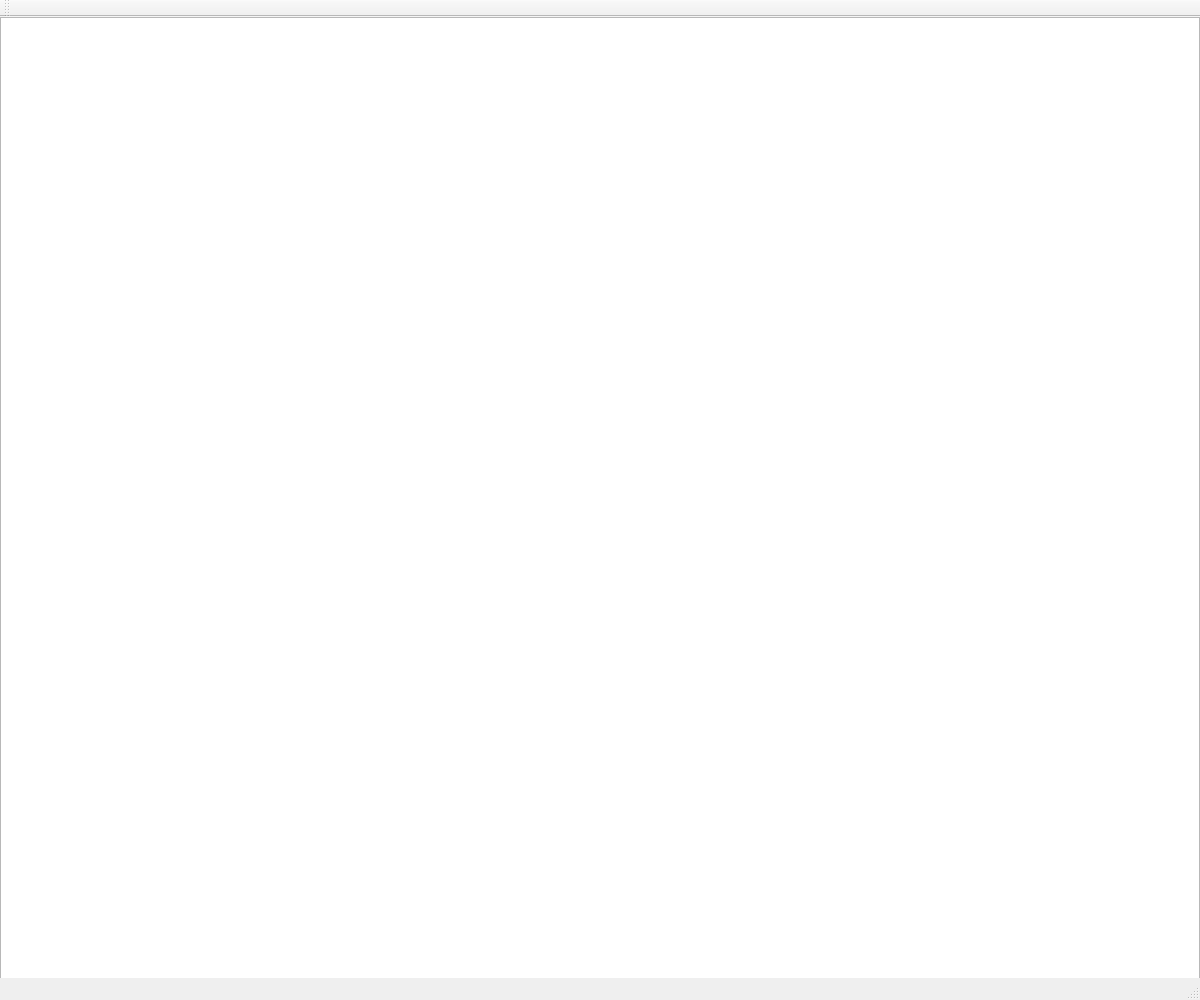
This is mainwindow.ui in Darkborderman/Magic_Tower as Qt 5 draws it before an edit. The edited form follows.
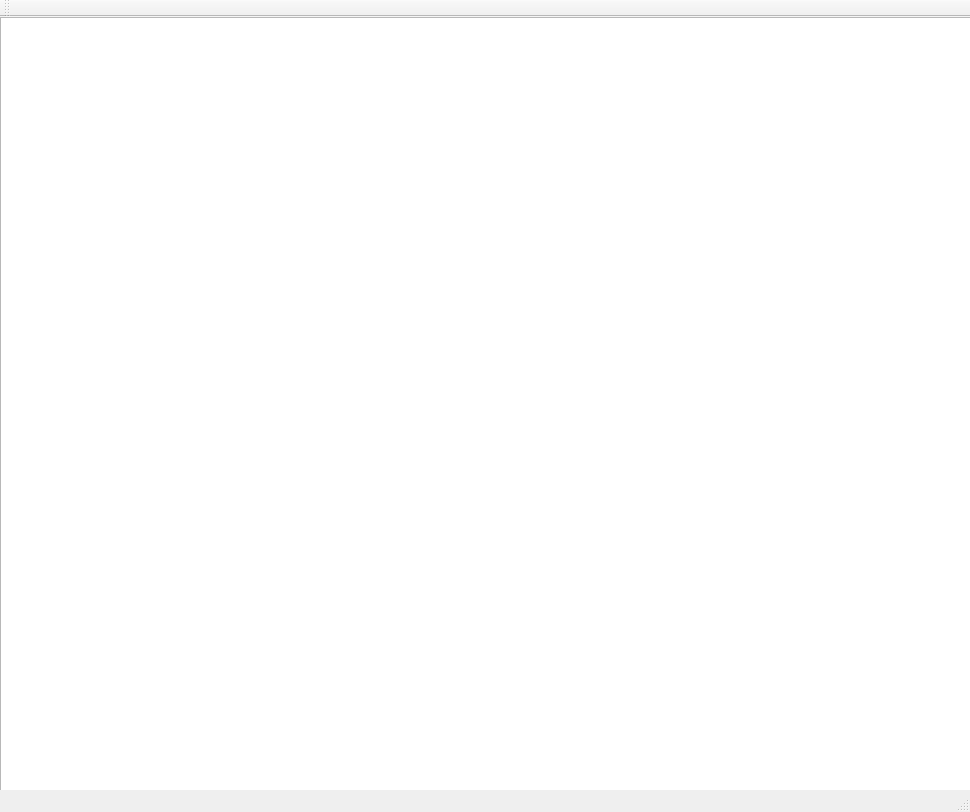
This is the edited form.

```diff
--- a/mainwindow.ui
+++ b/mainwindow.ui
@@ -6,8 +6,8 @@
    <rect>
     <x>0</x>
     <y>0</y>
-    <width>1200</width>
-    <height>1000</height>
+    <width>970</width>
+    <height>812</height>
    </rect>
   </property>
   <property name="windowTitle">
```
Left out of the diff: 2 changed lines with no effect on the pictures.
